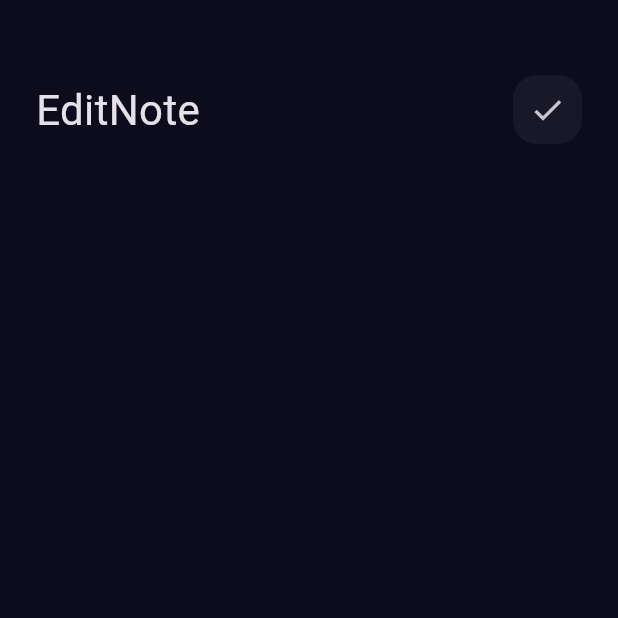
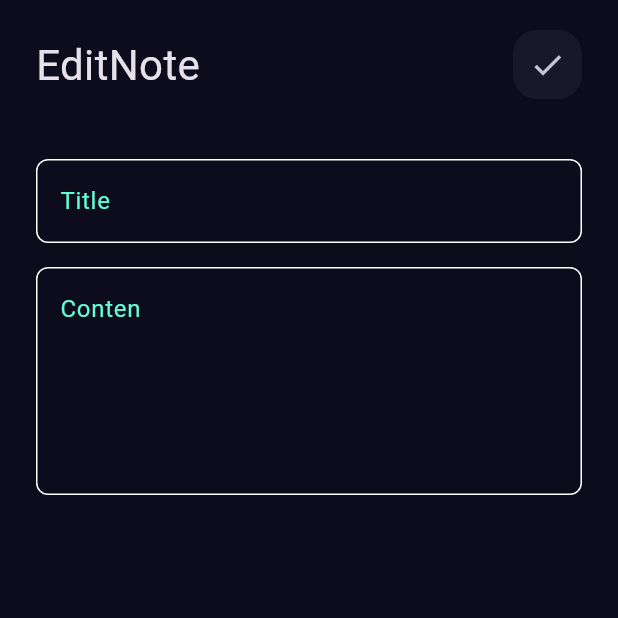
Before and after one commit to AhmedRabea4458/notes_app1, a Flutter app: the screen it shows after launch, after a tap on "Flutter tips", on a phone screen of 412 x 824 dp, the top half of it. Run offline on Flutter 3.47's test engine with Material 3 defaults, Android fonts, the phone set to English and light mode, and no system bars; our stand-ins replace font_awesome_flutter.

Commit message:
EditNote View Done

```diff
--- a/lib/Views/Widgets/Edit_Note_View_Body.dart
+++ b/lib/Views/Widgets/Edit_Note_View_Body.dart
@@ -1,5 +1,6 @@
 import 'package:flutter/material.dart';
 import 'package:flutter/material.dart';
+import 'package:untitled2/Views/Widgets/Custom%20_text_field.dart';
 import 'package:untitled2/Views/Widgets/Custom_app_bar.dart';
 class   EditNoteViewBody extends StatelessWidget {
   const EditNoteViewBody({super.key});
@@ -10,9 +11,12 @@ class   EditNoteViewBody extends StatelessWidget {
       padding: const EdgeInsets.symmetric(horizontal: 24),
       child: Column(
         children: [
-          SizedBox(height: 50),
+          SizedBox(height: 20),
           CustomAppBar(Title: "EditNote",icon: Icons.check),
-          SizedBox(height: 50),
+          SizedBox(height: 40),
+          CustomTextField(hint: "Title"),
+          const SizedBox(height: 16,),
+          CustomTextField(hint: "Conten",MaxLines: 5,)
         ]
 
 
--- a/lib/Views/Widgets/Notes_view_body.dart
+++ b/lib/Views/Widgets/Notes_view_body.dart
@@ -13,9 +13,9 @@ class NotesViewBody extends StatelessWidget {
       child:const Column(
         children: [
 
-          SizedBox(height: 50),
+          SizedBox(height: 20),
           CustomAppBar(Title: "Notes",icon: Icons.search,),
-
+          SizedBox(height: 20),
           Expanded(child: NotesListView()),
 
         ],
```
